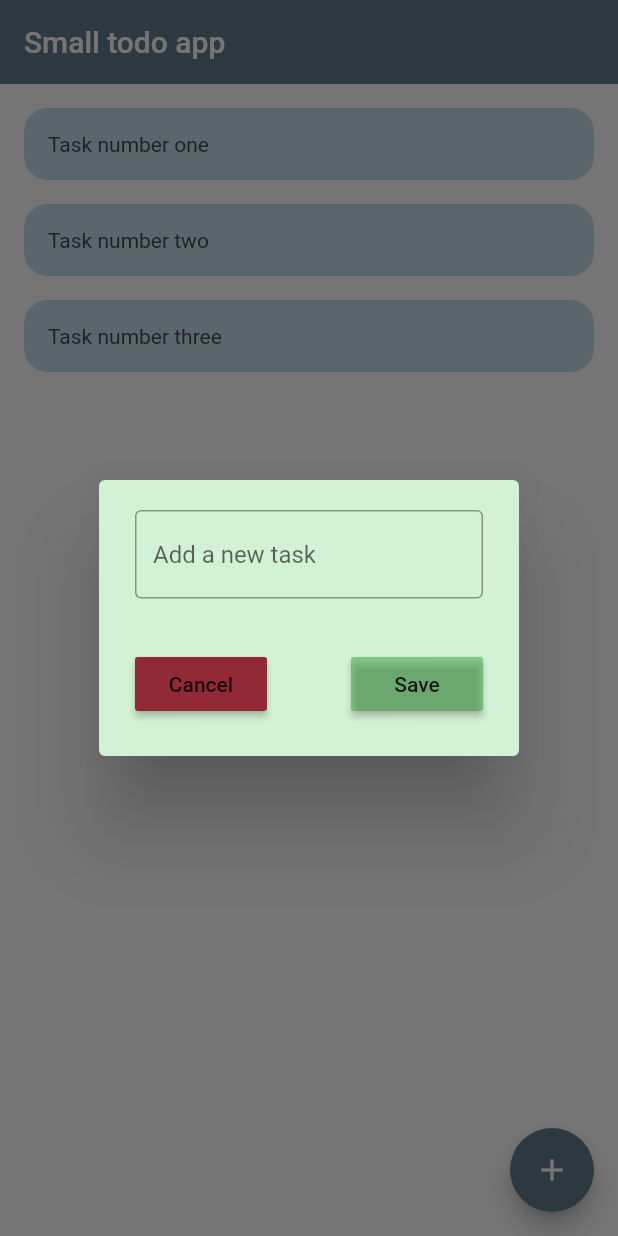
After one commit to dobrunov/small_todo_app, a Flutter app: the screen it shows after launch, after a tap on the "add" icon, on a phone screen of 412 x 824 dp. The commit adds this screen. Run offline on Flutter 3.47's test engine with Material 2 defaults, Android fonts, the phone set to English and light mode, and no system bars.

Commit message:
adding 'add task dialog', 'dialog button', metods for create and save new task

```diff
--- a/lib/app_styles/color_styles.dart
+++ b/lib/app_styles/color_styles.dart
@@ -12,3 +12,7 @@ const iconsColor = white;
 
 const tileBackgroundColor = Color(0xffc2deec);
 const tileTextColor = Color(0xff40484d);
+
+const dialogBackgroundColor = Color(0xffd2f1d5);
+const saveButtonColor = Color(0x74349f37);
+const cancelButtonColor = Color(0xff912937);
--- a/lib/screens/home_page.dart
+++ b/lib/screens/home_page.dart
@@ -2,6 +2,7 @@ import 'package:flutter/material.dart';
 
 import '../app_styles/color_styles.dart';
 import '../data/todo_database.dart';
+import '../widgets/add_task_dialog.dart';
 import '../widgets/task_tile.dart';
 
 class HomePage extends StatefulWidget {
@@ -12,12 +13,37 @@ class HomePage extends StatefulWidget {
 }
 
 class _HomePageState extends State<HomePage> {
+  //
   ToDoDataBase db = ToDoDataBase();
+
+  final TextEditingController _addTaskDialogController = TextEditingController();
 
   @override
   void initState() {
     db.createInitialData();
     super.initState();
+  }
+
+  // create new task
+  void createNewTask() {
+    showDialog(
+        context: context,
+        builder: (context) {
+          return AddTaskDialog(
+            controller: _addTaskDialogController,
+            onSave: saveNewTask,
+            onCancel: () => Navigator.of(context).pop(),
+          );
+        });
+  }
+
+  // save new task
+  void saveNewTask() {
+    setState(() {
+      db.toDoList.add(_addTaskDialogController.text);
+      _addTaskDialogController.clear();
+    });
+    Navigator.of(context).pop();
   }
 
   @override
@@ -31,9 +57,9 @@ class _HomePageState extends State<HomePage> {
         ),
         elevation: 0,
       ),
-      floatingActionButton: const FloatingActionButton(
-        onPressed: null,
-        child: Icon(Icons.add, color: iconsColor),
+      floatingActionButton: FloatingActionButton(
+        onPressed: createNewTask,
+        child: const Icon(Icons.add, color: iconsColor),
       ),
       body: ListView.builder(
         itemCount: db.toDoList.length,
--- /dev/null
+++ b/lib/widgets/add_task_dialog.dart
@@ -0,0 +1,46 @@
+import 'package:flutter/material.dart';
+
+import '../app_styles/color_styles.dart';
+import 'dialog_button.dart';
+
+class AddTaskDialog extends StatelessWidget {
+  TextEditingController controller;
+  VoidCallback onSave;
+  VoidCallback onCancel;
+
+  AddTaskDialog({
+    Key? key,
+    required this.controller,
+    required this.onSave,
+    required this.onCancel,
+  }) : super(key: key);
+
+  @override
+  Widget build(BuildContext context) {
+    return AlertDialog(
+      backgroundColor: dialogBackgroundColor,
+      content: SizedBox(
+        height: 140,
+        child: Column(
+          mainAxisAlignment: MainAxisAlignment.spaceBetween,
+          children: [
+            TextField(
+              controller: controller,
+              decoration: const InputDecoration(
+                border: OutlineInputBorder(),
+                hintText: "Add a new task",
+              ),
+            ),
+            Row(
+              mainAxisAlignment: MainAxisAlignment.spaceBetween,
+              children: [
+                DialogButton(text: "Cancel", onPressed: onCancel, buttonColor: cancelButtonColor),
+                DialogButton(text: "Save", onPressed: onSave, buttonColor: saveButtonColor),
+              ],
+            ),
+          ],
+        ),
+      ),
+    );
+  }
+}
--- /dev/null
+++ b/lib/widgets/dialog_button.dart
@@ -0,0 +1,23 @@
+import 'package:flutter/material.dart';
+
+class DialogButton extends StatelessWidget {
+  final String text;
+  final Color buttonColor;
+  VoidCallback onPressed;
+
+  DialogButton({
+    Key? key,
+    required this.text,
+    required this.buttonColor,
+    required this.onPressed,
+  }) : super(key: key);
+
+  @override
+  Widget build(BuildContext context) {
+    return MaterialButton(
+      onPressed: onPressed,
+      color: buttonColor,
+      child: Text(text),
+    );
+  }
+}
```
